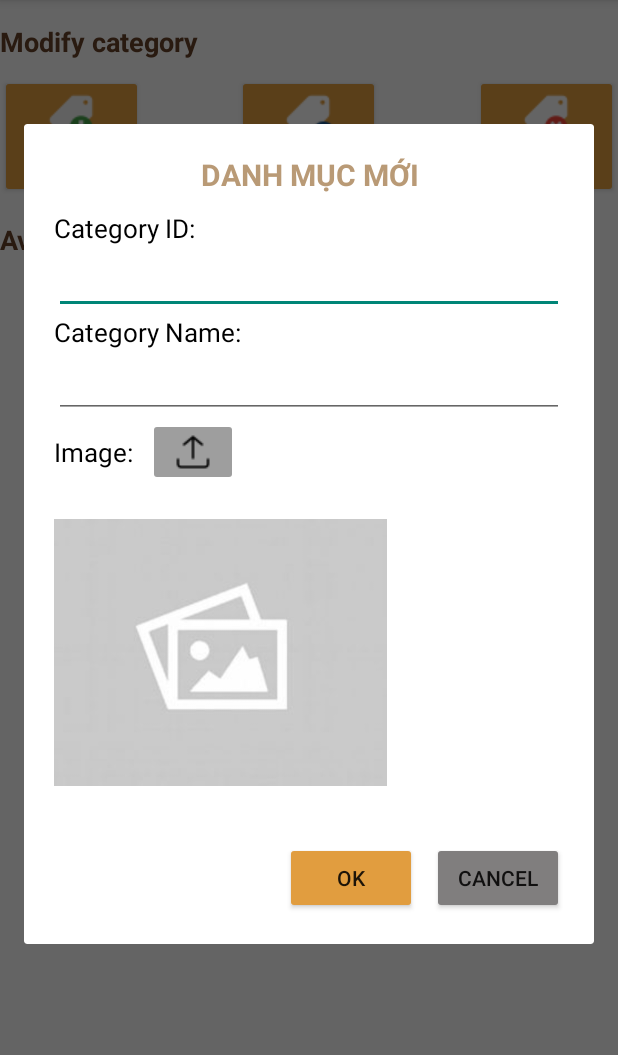
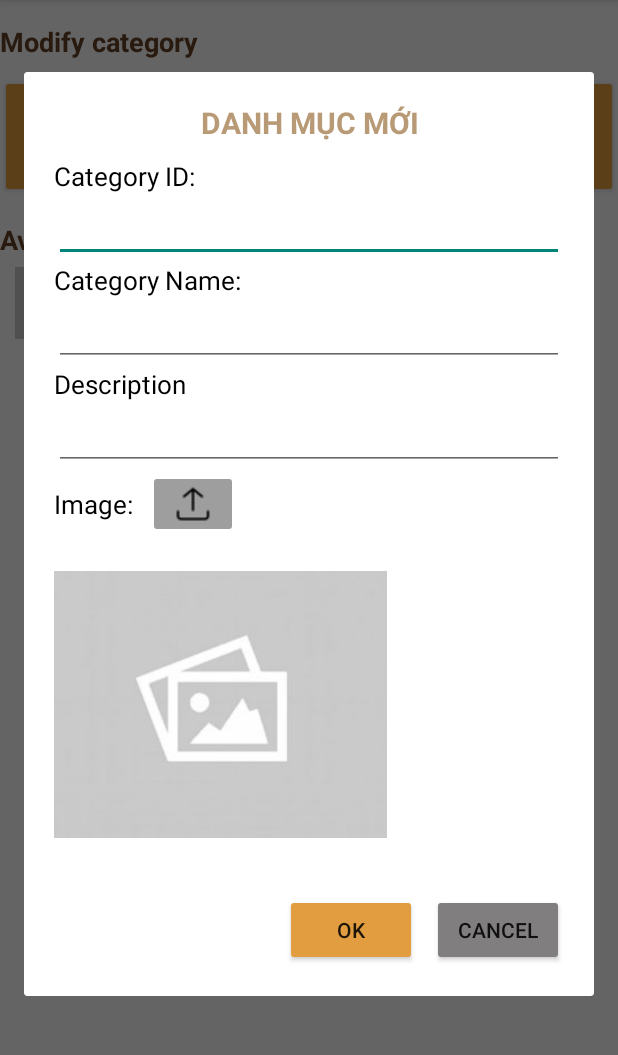
Before and after one commit to WhiteCornFour/LapTrinhDiDong_FinalProject, an Android app: the fragment Fragment_ManageProductCatalog placed in its activity, after a tap on "ADD", on a phone screen of 412 x 824 dp, the part 84-1139 px from its top. Run offline under Robolectric (Android 15) with nearby library versions, the phone set to English and light mode, and no system bars; Roboto replaces fonts that are not available here; 15 statements that could not run were skipped.

Commit message:
merge from cloud and deal the conflicts

```diff
--- a/app/src/main/java/com/example/laptrinhdidong_finalproject/View/Fragment_ManageProductCatalog.java
+++ b/app/src/main/java/com/example/laptrinhdidong_finalproject/View/Fragment_ManageProductCatalog.java
@@ -1,4 +1,4 @@
-package com.example.laptrinhdidong_finalproject.Cotroller;
+package com.example.laptrinhdidong_finalproject.View;
 
 import android.app.Activity;
 import android.app.Dialog;
@@ -29,12 +29,15 @@ import androidx.annotation.NonNull;
 import androidx.annotation.Nullable;
 import androidx.fragment.app.Fragment;
 
+import com.example.laptrinhdidong_finalproject.Cotroller.ProductCategoriesHandler;
+import com.example.laptrinhdidong_finalproject.Cotroller.Utils;
 import com.example.laptrinhdidong_finalproject.Model.ProductCategories;
 import com.example.laptrinhdidong_finalproject.R;
 import com.example.laptrinhdidong_finalproject.View.Activity_Deleting_ProductCategories;
 import com.example.laptrinhdidong_finalproject.View.Activity_Deleting_Products;
-import com.example.laptrinhdidong_finalproject.View.CustomAdapterListViewFragment_Product;
-import com.example.laptrinhdidong_finalproject.View.CustomListViewCategories;
+import com.example.laptrinhdidong_finalproject.View.CustomAdapter_ListView_Fragment_Product;
+import com.example.laptrinhdidong_finalproject.View.CustomAdapter_ListView_Fragment_ProductCategories;
+import com.example.laptrinhdidong_finalproject.View.CustomAdapter_ListView_Fragment_ProductCategories;
 
 import java.io.ByteArrayOutputStream;
 import java.io.FileNotFoundException;
@@ -51,10 +54,10 @@ public class Fragment_ManageProductCatalog extends Fragment {
     ListView lvCategories;
     Button btnAddCategory, btnConfirmAddCategory, btnCancelAdding, btnDeleteCategory;
     ImageButton btnUploadCategoryImage;
-    EditText edtCategoryID, edtCategoryName;
+    EditText edtCategoryID, edtCategoryName, edtCategoryDescription;
     ImageView imgAddedCategory;
     ArrayList<ProductCategories> categoriesArrayList = new ArrayList<>();
-    CustomListViewCategories customListViewCategories;
+    CustomAdapter_ListView_Fragment_ProductCategories customListViewCategories;
 
     ActivityResultLauncher<Intent> resultLauncher;
 
@@ -110,7 +113,7 @@ public class Fragment_ManageProductCatalog extends Fragment {
     void loadDBCategoryData()
     {
         categoriesArrayList = categoryHandler.loadAllDataOfProductCategories();
-        customListViewCategories = new CustomListViewCategories(getContext(),
+        customListViewCategories = new CustomAdapter_ListView_Fragment_ProductCategories(getContext(),
                 R.layout.layout_gridview_categorymanager, categoriesArrayList);
         lvCategories.setAdapter(customListViewCategories);
     }
@@ -139,6 +142,7 @@ public class Fragment_ManageProductCatalog extends Fragment {
         btnUploadCategoryImage = customView.findViewById(R.id.btnUploadCategoryImage);
         edtCategoryID = customView.findViewById(R.id.edtCategoryID);
         edtCategoryName = customView.findViewById(R.id.edtCategoryName);
+        edtCategoryDescription = customView.findViewById(R.id.edtCategoryDescription);
         imgAddedCategory = customView.findViewById(R.id.imgAddedCategory);
 
         btnUploadCategoryImage.setOnClickListener(v -> {
@@ -149,11 +153,12 @@ public class Fragment_ManageProductCatalog extends Fragment {
         btnConfirmAddCategory.setOnClickListener(v -> {
             String categoryID = edtCategoryID.getText().toString();
             String categoryName = edtCategoryName.getText().toString();
+            String categoryDescription = edtCategoryDescription.getText().toString();
             Bitmap insertImage = Utils.getBitmapFromImageView(imgAddedCategory);
 
             if(!categoryID.isEmpty() && !categoryName.isEmpty())
             {
-                ProductCategories category = new ProductCategories(categoryID, categoryName, Utils.getBytesFromBitmap(insertImage));
+                ProductCategories category = new ProductCategories(categoryID, categoryName, categoryDescription, Utils.getBytesFromBitmap(insertImage));
                 categoryHandler.insertNewData(category);
 
                 loadDBCategoryData();
--- a/app/src/main/res/layout/layout_addcategory_dialog.xml
+++ b/app/src/main/res/layout/layout_addcategory_dialog.xml
@@ -55,26 +55,26 @@
             android:layout_height="wrap_content"/>
     </LinearLayout>
 
-<!--    <LinearLayout-->
-<!--        android:layout_width="match_parent"-->
-<!--        android:layout_height="match_parent"-->
-<!--        android:orientation="vertical">-->
+    <LinearLayout
+        android:layout_width="match_parent"
+        android:layout_height="match_parent"
+        android:orientation="vertical">
 
-<!--        <TextView-->
-<!--            android:id="@+id/textView29"-->
-<!--            android:layout_width="wrap_content"-->
-<!--            android:layout_height="wrap_content"-->
-<!--            android:textColor="@color/black"-->
-<!--            android:textSize="17sp"-->
-<!--            android:text="Description" />-->
+        <TextView
+            android:id="@+id/textView29"
+            android:layout_width="wrap_content"
+            android:layout_height="wrap_content"
+            android:textColor="@color/black"
+            android:textSize="17sp"
+            android:text="Description" />
 
-<!--        <EditText-->
-<!--            android:id="@+id/edtCategoryDescription"-->
-<!--            android:layout_width="match_parent"-->
-<!--            android:layout_height="wrap_content"-->
-<!--            android:ems="10"-->
-<!--            android:inputType="textPersonName" />-->
-<!--    </LinearLayout>-->
+        <EditText
+            android:id="@+id/edtCategoryDescription"
+            android:layout_width="match_parent"
+            android:layout_height="wrap_content"
+            android:ems="10"
+            android:inputType="textPersonName" />
+    </LinearLayout>
 
     <LinearLayout
         android:layout_width="match_parent"
```
Also changed, not shown: app/src/main/java/com/example/laptrinhdidong_finalproject/Cotroller/ProductCategoriesHandler.java (+31 -3 lines), app/src/main/java/com/example/laptrinhdidong_finalproject/Model/ProductCategories.java (+11 -3 lines).
